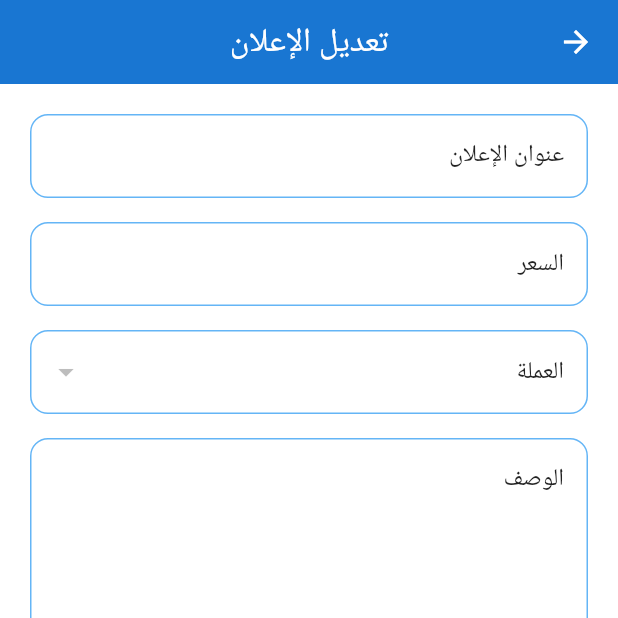
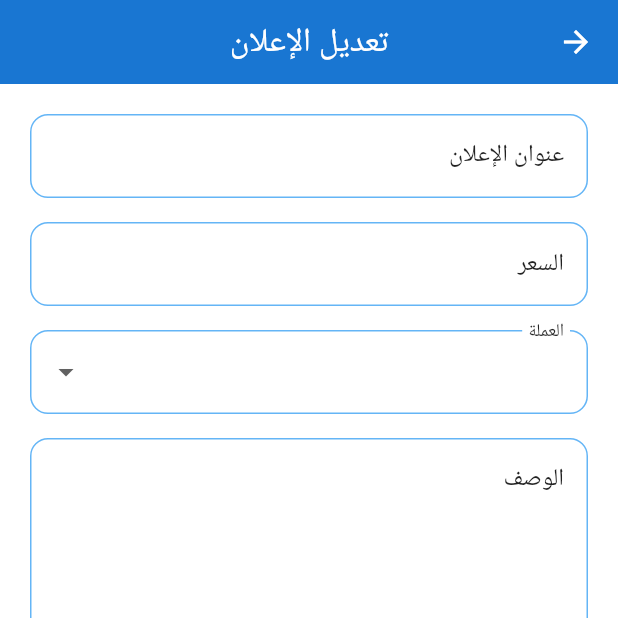
Before and after one commit to hashembadawi/forsa, a Flutter app: the EditAdScreen screen opened directly with empty values, on a phone screen of 412 x 824 dp, the top half of it. Run offline on Flutter 3.47's test engine with Material 3 defaults, Android fonts, the phone set to English and light mode, and no system bars; our stand-ins replace connectivity_plus, flutter_image_compress, image_picker, shared_preferences; accounts and stored records are empty; network calls fail; Roboto replaces fonts that are missing (Arabic).

Commit message:
refactor: update currency handling in ad editing screen for consistency and improved error handling

```diff
--- a/lib/screens/my_ads_screen.dart
+++ b/lib/screens/my_ads_screen.dart
@@ -275,7 +275,7 @@ class _MyAdsScreenState extends State<MyAdsScreen> {
           adId: ad['_id'],
           initialTitle: ad['adTitle'] ?? '',
           initialPrice: ad['price']?.toString() ?? '',
-          initialCurrency: ad['currency'] ?? 'ل.س',
+          initialCurrency: ad['currencyName'] ?? 'ل.س',
           initialDescription: ad['description'] ?? '',
         ),
       ),
--- a/lib/screens/update_ad_screen.dart
+++ b/lib/screens/update_ad_screen.dart
@@ -4,6 +4,7 @@ import 'package:http/http.dart' as http;
 import 'package:shared_preferences/shared_preferences.dart';
 import 'package:connectivity_plus/connectivity_plus.dart';
 
+/// Screen for editing existing advertisements
 class EditAdScreen extends StatefulWidget {
   final String adId;
   final String initialTitle;
@@ -25,119 +26,254 @@ class EditAdScreen extends StatefulWidget {
 }
 
 class _EditAdScreenState extends State<EditAdScreen> {
+  // ========== Constants ==========
+  static const String _baseApiUrl = 'https://sahbo-app-api.onrender.com';
+  static const String _optionsEndpoint = '/api/options';
+  static const String _updateAdEndpoint = '/api/ads/userAds/update';
+
+  // ========== Form Controllers ==========
   late TextEditingController _titleController;
   late TextEditingController _priceController;
   late TextEditingController _descriptionController;
+
+  // ========== State Variables ==========
   bool _isUpdating = false;
+  bool _isLoadingCurrencies = true;
 
-  // Currency data from server
-  List<Map<String, dynamic>> currencies = [];
-  Map<String, dynamic>? selectedCurrency;
-  bool _isLoadingCurrencies = true;
+  // ========== Currency Data ==========
+  List<Map<String, dynamic>> _currencies = [];
+  Map<String, dynamic>? _selectedCurrency;
 
   @override
   void initState() {
     super.initState();
-    _titleController = TextEditingController(text: widget.initialTitle);
-    _priceController = TextEditingController(text: widget.initialPrice);
-    _descriptionController = TextEditingController(text: widget.initialDescription);
+    _initializeControllers();
     _fetchCurrencies();
-  }
-
-  Future<void> _fetchCurrencies() async {
-    setState(() => _isLoadingCurrencies = true);
-    try {
-      final response = await http.get(Uri.parse('https://sahbo-app-api.onrender.com/api/options'));
-      if (response.statusCode == 200) {
-        final data = jsonDecode(response.body);
-        setState(() {
-          currencies = List<Map<String, dynamic>>.from(data['currencies']);
-          // Find the selected currency based on the initial currency
-          selectedCurrency = currencies.firstWhere(
-            (currency) => currency['name'] == widget.initialCurrency,
-            orElse: () => currencies.isNotEmpty ? currencies[0] : {'name': widget.initialCurrency, 'id': null},
-          );
-          _isLoadingCurrencies = false;
-        });
-      } else {
-        setState(() => _isLoadingCurrencies = false);
-      }
-    } catch (e) {
-      setState(() => _isLoadingCurrencies = false);
-    }
   }
 
   @override
   void dispose() {
+    _disposeControllers();
+    super.dispose();
+  }
+
+  // ========== Initialization Methods ==========
+
+  /// Initialize form controllers with initial values
+  void _initializeControllers() {
+    _titleController = TextEditingController(text: widget.initialTitle);
+    _priceController = TextEditingController(text: widget.initialPrice);
+    _descriptionController = TextEditingController(text: widget.initialDescription);
+  }
+
+  /// Dispose form controllers to prevent memory leaks
+  void _disposeControllers() {
     _titleController.dispose();
     _priceController.dispose();
     _descriptionController.dispose();
-    super.dispose();
   }
 
+  // ========== API Methods ==========
+
+  /// Fetch available currencies from the server
+  Future<void> _fetchCurrencies() async {
+    if (!mounted) return;
+
+    setState(() => _isLoadingCurrencies = true);
+
+    try {
+      final response = await _performCurrenciesRequest();
+      await _handleCurrenciesResponse(response);
+    } catch (e) {
+      debugPrint('Error fetching currencies: $e');
+      _handleCurrenciesError();
+    }
+  }
+
+  /// Perform HTTP request to fetch currencies
+  Future<http.Response> _performCurrenciesRequest() async {
+    final uri = Uri.parse('$_baseApiUrl$_optionsEndpoint');
+    return await http.get(uri);
+  }
+
+  /// Handle currencies API response
+  Future<void> _handleCurrenciesResponse(http.Response response) async {
+    if (!mounted) return;
+
+    if (response.statusCode == 200) {
+      final data = jsonDecode(response.body);
+      final currenciesList = List<Map<String, dynamic>>.from(data['currencies'] ?? []);
+
+      setState(() {
+        _currencies = currenciesList;
+        _selectedCurrency = _findInitialCurrency(currenciesList);
+        _isLoadingCurrencies = false;
+      });
+    } else {
+      _handleCurrenciesError();
+    }
+  }
+
+  /// Find the initial currency based on widget parameter
+  Map<String, dynamic> _findInitialCurrency(List<Map<String, dynamic>> currencies) {
+    // First try to find by exact name match
+    for (final currency in currencies) {
+      if (currency['name'] == widget.initialCurrency) {
+        debugPrint('Found currency by name: ${currency['name']}');
+        return currency;
+      }
+    }
+
+    // If not found by exact name, try case-insensitive search
+    for (final currency in currencies) {
+      if (currency['name']?.toString().toLowerCase() == widget.initialCurrency.toLowerCase()) {
+        debugPrint('Found currency by case-insensitive name: ${currency['name']}');
+        return currency;
+      }
+    }
+
+    // If still not found, return first currency or create fallback
+    if (currencies.isNotEmpty) {
+      debugPrint('Currency not found, using first available: ${currencies.first['name']}');
+      return currencies.first;
+    } else {
+      debugPrint('No currencies available, creating fallback for: ${widget.initialCurrency}');
+      return {'name': widget.initialCurrency, 'id': null};
+    }
+  }
+
+  /// Handle currencies fetch error
+  void _handleCurrenciesError() {
+    if (!mounted) return;
+
+    setState(() {
+      _isLoadingCurrencies = false;
+      _selectedCurrency = {'name': widget.initialCurrency, 'id': null};
+    });
+  }
+
+  // ========== Network Connectivity ==========
+
+  /// Check if device has internet connection
   Future<bool> _checkInternetConnectivity() async {
+    try {
       final connectivityResult = await Connectivity().checkConnectivity();
       return connectivityResult != ConnectivityResult.none;
+    } catch (e) {
+      debugPrint('Connectivity check error: $e');
+      return false;
+    }
   }
 
+  // ========== Update Ad Logic ==========
+
+  /// Update advertisement with form data
   Future<void> _updateAd() async {
-    if (_titleController.text.isEmpty ||
-        _priceController.text.isEmpty ||
-        _descriptionController.text.isEmpty) {
-      _showErrorDialog('يرجى ملء جميع الحقول المطلوبة');
-      return;
-    }
+    if (!_validateForm()) return;
 
-    // Check internet connectivity first
-    setState(() => _isUpdating = true);
-
-    final isConnected = await _checkInternetConnectivity();
-    if (!isConnected) {
-      setState(() => _isUpdating = false);
+    if (!await _checkInternetConnectivity()) {
       _showNoInternetDialog();
       return;
     }
 
+    setState(() => _isUpdating = true);
+
     try {
-      final prefs = await SharedPreferences.getInstance();
-      final token = prefs.getString('token') ?? '';
+      await _performUpdateRequest();
+    } catch (e) {
+      debugPrint('Update ad error: $e');
+      _showErrorDialog('حدث خطأ في الاتصال بالخادم');
+    } finally {
+      if (mounted) {
+        setState(() => _isUpdating = false);
+      }
+    }
+  }
+
+  /// Validate form fields
+  bool _validateForm() {
+    final fields = [
+      _titleController.text.trim(),
+      _priceController.text.trim(),
+      _descriptionController.text.trim(),
+    ];
+
+    if (fields.any((field) => field.isEmpty)) {
+      _showErrorDialog('يرجى ملء جميع الحقول المطلوبة');
+      return false;
+    }
+
+    return true;
+  }
+
+  /// Perform the update request
+  Future<void> _performUpdateRequest() async {
+    final token = await _getAuthToken();
+    final requestBody = _buildUpdateRequestBody();
 
     final response = await http.put(
-        Uri.parse('https://sahbo-app-api.onrender.com/api/ads/userAds/update/${widget.adId}'),
-        headers: {
+      Uri.parse('$_baseApiUrl$_updateAdEndpoint/${widget.adId}'),
+      headers: _buildRequestHeaders(token),
+      body: jsonEncode(requestBody),
+    );
+
+    await _handleUpdateResponse(response);
+  }
+
+  /// Get authentication token from shared preferences
+  Future<String> _getAuthToken() async {
+    final prefs = await SharedPreferences.getInstance();
+    return prefs.getString('token') ?? '';
+  }
+
+  /// Build update request body
+  Map<String, dynamic> _buildUpdateRequestBody() {
+    return {
+      'adTitle': _titleController.text.trim(),
+      'price': _priceController.text.trim(),
+      'currencyId': _selectedCurrency?['id'],
+      'currencyName': _selectedCurrency?['name'],
+      'description': _descriptionController.text.trim(),
+    };
+  }
+
+  /// Build request headers
+  Map<String, String> _buildRequestHeaders(String token) {
+    return {
       'Content-Type': 'application/json',
       'Authorization': 'Bearer $token',
-        },
-        body: jsonEncode({
-          'adTitle': _titleController.text,
-          'price': _priceController.text,
-          'currencyId': selectedCurrency?['id'],
-          'currencyName': selectedCurrency?['name'],
-          'description': _descriptionController.text,
-        }),
-      );
+    };
+  }
 
+  /// Handle update response
+  Future<void> _handleUpdateResponse(http.Response response) async {
     if (response.statusCode == 200) {
       _showSuccessDialog();
     } else {
-        _showErrorDialog('فشل في تحديث الإعلان: ${response.body}');
-      }
-    } catch (e) {
-      _showErrorDialog('حدث خطأ في الاتصال بالخادم');
-    } finally {
-      if (mounted) setState(() => _isUpdating = false);
+      final errorMessage = _extractErrorMessage(response);
+      _showErrorDialog(errorMessage);
     }
   }
 
+  /// Extract error message from response
+  String _extractErrorMessage(http.Response response) {
+    try {
+      final responseData = jsonDecode(response.body);
+      return responseData['message'] ?? 'فشل في تحديث الإعلان';
+    } catch (e) {
+      return 'فشل في تحديث الإعلان: رمز الخطأ ${response.statusCode}';
+    }
+  }
+
+  // ========== Dialog Methods ==========
+
+  /// Show success dialog after successful update
   void _showSuccessDialog() {
     showDialog(
       context: context,
       barrierDismissible: false,
       builder: (_) => AlertDialog(
-        shape: RoundedRectangleBorder(
-          borderRadius: BorderRadius.circular(15),
-          side: BorderSide(color: Colors.blue[300]!, width: 1.5),
-        ),
+        shape: _buildDialogShape(),
         backgroundColor: Colors.white,
         title: const Row(
           children: [
@@ -146,13 +282,13 @@ class _EditAdScreenState extends State<EditAdScreen> {
             Text('تم التحديث', style: TextStyle(color: Colors.black87)),
           ],
         ),
-        content: const Text('تم تعديل الإعلان بنجاح.', style: TextStyle(color: Colors.black87)),
+        content: const Text(
+          'تم تعديل الإعلان بنجاح.',
+          style: TextStyle(color: Colors.black87),
+        ),
         actions: [
           TextButton(
-            onPressed: () {
-              Navigator.of(context).pop();
-              Navigator.of(context).pop(true);
-            },
+            onPressed: _handleSuccessDialogClose,
             child: const Text('موافق', style: TextStyle(color: Colors.blue)),
           ),
         ],
@@ -160,14 +296,18 @@ class _EditAdScreenState extends State<EditAdScreen> {
     );
   }
 
+  /// Handle success dialog close action
+  void _handleSuccessDialogClose() {
+    Navigator.of(context).pop(); // Close dialog
+    Navigator.of(context).pop(true); // Return to previous screen with success result
+  }
+
+  /// Show error dialog with message
   void _showErrorDialog(String message) {
     showDialog(
       context: context,
       builder: (_) => AlertDialog(
-        shape: RoundedRectangleBorder(
-          borderRadius: BorderRadius.circular(15),
-          side: BorderSide(color: Colors.blue[300]!, width: 1.5),
-        ),
+        shape: _buildDialogShape(),
         backgroundColor: Colors.white,
         title: const Row(
           children: [
@@ -176,7 +316,10 @@ class _EditAdScreenState extends State<EditAdScreen> {
             Text('خطأ', style: TextStyle(color: Colors.black87)),
           ],
         ),
-        content: Text(message, style: TextStyle(color: Colors.black87)),
+        content: Text(
+          message,
+          style: const TextStyle(color: Colors.black87),
+        ),
         actions: [
           TextButton(
             onPressed: () => Navigator.of(context).pop(),
@@ -187,19 +330,17 @@ class _EditAdScreenState extends State<EditAdScreen> {
     );
   }
 
+  /// Show no internet connection dialog
   void _showNoInternetDialog() {
     showDialog(
       context: context,
       builder: (_) => AlertDialog(
-        shape: RoundedRectangleBorder(
-          borderRadius: BorderRadius.circular(15),
-          side: BorderSide(color: Colors.blue[300]!, width: 1.5),
-        ),
+        shape: _buildDialogShape(),
         backgroundColor: Colors.white,
-        title: Row(
+        title: const Row(
           children: [
             Icon(Icons.wifi_off, color: Colors.orange),
-            const SizedBox(width: 10),
+            SizedBox(width: 10),
             Expanded(
               child: Text(
                 'لا يوجد اتصال بالإنترنت',
@@ -221,7 +362,7 @@ class _EditAdScreenState extends State<EditAdScreen> {
           TextButton(
             onPressed: () {
               Navigator.of(context).pop();
-              _updateAd(); // Retry the update
+              _updateAd();
             },
             child: const Text('إعادة المحاولة', style: TextStyle(color: Colors.blue)),
           ),
@@ -230,13 +371,31 @@ class _EditAdScreenState extends State<EditAdScreen> {
     );
   }
 
+  /// Build consistent dialog shape
+  RoundedRectangleBorder _buildDialogShape() {
+    return RoundedRectangleBorder(
+      borderRadius: BorderRadius.circular(15),
+      side: BorderSide(color: Colors.blue[300]!, width: 1.5),
+    );
+  }
+
+  // ========== Widget Build Methods ==========
+
   @override
   Widget build(BuildContext context) {
     return Directionality(
       textDirection: TextDirection.rtl,
       child: Scaffold(
         backgroundColor: Colors.white,
-        appBar: AppBar(
+        appBar: _buildAppBar(),
+        body: _buildBody(),
+      ),
+    );
+  }
+
+  /// Build the app bar
+  PreferredSizeWidget _buildAppBar() {
+    return AppBar(
       title: const Text('تعديل الإعلان'),
       centerTitle: true,
       backgroundColor: Colors.blue[700],
@@ -246,68 +405,104 @@ class _EditAdScreenState extends State<EditAdScreen> {
         icon: const Icon(Icons.arrow_back),
         onPressed: () => Navigator.of(context).pop(),
       ),
-        ),
-        body: SingleChildScrollView(
+    );
+  }
+
+  /// Build the main body content
+  Widget _buildBody() {
+    return SingleChildScrollView(
       padding: const EdgeInsets.all(20),
       child: Column(
         children: [
-              TextFormField(
+          _buildTitleField(),
+          const SizedBox(height: 16),
+          _buildPriceField(),
+          const SizedBox(height: 16),
+          _buildCurrencyField(),
+          const SizedBox(height: 16),
+          _buildDescriptionField(),
+          const SizedBox(height: 24),
+          _buildUpdateButton(),
+        ],
+      ),
+    );
+  }
+
+  /// Build title input field
+  Widget _buildTitleField() {
+    return TextFormField(
       controller: _titleController,
-                style: TextStyle(color: Colors.black87),
-                decoration: InputDecoration(
-                  labelText: 'عنوان الإعلان',
-                  labelStyle: TextStyle(color: Colors.black87),
-                  border: OutlineInputBorder(
-                    borderRadius: BorderRadius.circular(12),
-                    borderSide: BorderSide(color: Colors.blue[300]!),
-                  ),
-                  enabledBorder: OutlineInputBorder(
-                    borderRadius: BorderRadius.circular(12),
-                    borderSide: BorderSide(color: Colors.blue[300]!),
-                  ),
-                  focusedBorder: OutlineInputBorder(
-                    borderRadius: BorderRadius.circular(12),
-                    borderSide: BorderSide(color: Colors.blue[700]!, width: 2),
-                  ),
-                ),
+      style: const TextStyle(color: Colors.black87),
+      decoration: _buildInputDecoration('عنوان الإعلان'),
       validator: (value) {
         if (value == null || value.isEmpty) {
           return 'يرجى إدخال عنوان الإعلان';
         }
         return null;
       },
-              ),
-              const SizedBox(height: 16),
-              TextFormField(
+    );
+  }
+
+  /// Build price input field
+  Widget _buildPriceField() {
+    return TextFormField(
       controller: _priceController,
       keyboardType: TextInputType.number,
-                style: TextStyle(color: Colors.black87),
-                decoration: InputDecoration(
-                  labelText: 'السعر',
-                  labelStyle: TextStyle(color: Colors.black87),
-                  border: OutlineInputBorder(
-                    borderRadius: BorderRadius.circular(12),
-                    borderSide: BorderSide(color: Colors.blue[300]!),
-                  ),
-                  enabledBorder: OutlineInputBorder(
-                    borderRadius: BorderRadius.circular(12),
-                    borderSide: BorderSide(color: Colors.blue[300]!),
-                  ),
-                  focusedBorder: OutlineInputBorder(
-                    borderRadius: BorderRadius.circular(12),
-                    borderSide: BorderSide(color: Colors.blue[700]!, width: 2),
-                  ),
-                ),
+      style: const TextStyle(color: Colors.black87),
+      decoration: _buildInputDecoration('السعر'),
       validator: (value) {
         if (value == null || value.isEmpty) {
           return 'يرجى إدخال السعر';
         }
         return null;
       },
+    );
+  }
+
+  /// Build currency selection field
+  Widget _buildCurrencyField() {
+    if (_isLoadingCurrencies) {
+      return _buildCurrencyLoadingWidget();
+    }
+
+    // Ensure the selected currency is in the dropdown list
+    final allCurrencies = List<Map<String, dynamic>>.from(_currencies);
+
+    // Check if the selected currency exists in the list
+    final bool currencyExists = allCurrencies.any(
+      (currency) => currency['name'] == _selectedCurrency?['name']
+    );
+
+    // If the selected currency doesn't exist in the list, add it
+    if (!currencyExists && _selectedCurrency != null) {
+      allCurrencies.insert(0, _selectedCurrency!);
+    }
+
+    return DropdownButtonFormField<Map<String, dynamic>>(
+      value: _selectedCurrency,
+      decoration: _buildInputDecoration('العملة'),
+      items: allCurrencies.map((currency) {
+        return DropdownMenuItem(
+          value: currency,
+          child: Text(
+            currency['name'] ?? '',
+            style: const TextStyle(color: Colors.black87),
           ),
-              const SizedBox(height: 16),
-              _isLoadingCurrencies
-                  ? Container(
+        );
+      }).toList(),
+      onChanged: (value) {
+        setState(() => _selectedCurrency = value);
+      },
+      hint: Text(
+        'اختر العملة',
+        style: TextStyle(color: Colors.grey[600]),
+      ),
+    );
+  }
+
+  /// Build currency loading widget
+  Widget _buildCurrencyLoadingWidget() {
+    return Container(
       padding: const EdgeInsets.all(16),
       decoration: BoxDecoration(
         border: Border.all(color: Colors.blue[300]!),
@@ -315,8 +510,11 @@ class _EditAdScreenState extends State<EditAdScreen> {
       ),
       child: Row(
         children: [
-                          Text('العملة', style: TextStyle(color: Colors.black87)),
-                          Spacer(),
+          Text(
+            'العملة: ${widget.initialCurrency}',
+            style: const TextStyle(color: Colors.black87),
+          ),
+          const Spacer(),
           SizedBox(
             height: 20,
             width: 20,
@@ -327,64 +525,28 @@ class _EditAdScreenState extends State<EditAdScreen> {
           ),
         ],
       ),
-                    )
-                  : DropdownButtonFormField<Map<String, dynamic>>(
-                      value: selectedCurrency,
-                      decoration: InputDecoration(
-                        labelText: 'العملة',
-                        labelStyle: TextStyle(color: Colors.black87),
-                        border: OutlineInputBorder(
-                          borderRadius: BorderRadius.circular(12),
-                          borderSide: BorderSide(color: Colors.blue[300]!),
-                        ),
-                        enabledBorder: OutlineInputBorder(
-                          borderRadius: BorderRadius.circular(12),
-                          borderSide: BorderSide(color: Colors.blue[300]!),
-                        ),
-                        focusedBorder: OutlineInputBorder(
-                          borderRadius: BorderRadius.circular(12),
-                          borderSide: BorderSide(color: Colors.blue[700]!, width: 2),
-                        ),
-                      ),
-                      items: currencies
-                          .map((currency) => DropdownMenuItem(
-                        value: currency,
-                        child: Text(currency['name'], style: TextStyle(color: Colors.black87)),
-                      ))
-                          .toList(),
-                      onChanged: (val) => setState(() => selectedCurrency = val),
-                    ),
-              const SizedBox(height: 16),
-              TextFormField(
+    );
+  }
+
+  /// Build description input field
+  Widget _buildDescriptionField() {
+    return TextFormField(
       controller: _descriptionController,
       maxLines: 5,
-                style: TextStyle(color: Colors.black87),
-                decoration: InputDecoration(
-                  labelText: 'الوصف',
-                  labelStyle: TextStyle(color: Colors.black87),
-                  border: OutlineInputBorder(
-                    borderRadius: BorderRadius.circular(12),
-                    borderSide: BorderSide(color: Colors.blue[300]!),
-                  ),
-                  enabledBorder: OutlineInputBorder(
-                    borderRadius: BorderRadius.circular(12),
-                    borderSide: BorderSide(color: Colors.blue[300]!),
-                  ),
-                  focusedBorder: OutlineInputBorder(
-                    borderRadius: BorderRadius.circular(12),
-                    borderSide: BorderSide(color: Colors.blue[700]!, width: 2),
-                  ),
-                  alignLabelWithHint: true,
-                ),
+      style: const TextStyle(color: Colors.black87),
+      decoration: _buildInputDecoration('الوصف', alignLabelWithHint: true),
       validator: (value) {
         if (value == null || value.isEmpty) {
           return 'يرجى إدخال الوصف';
         }
         return null;
       },
-              ),
-              const SizedBox(height: 24),
-              SizedBox(
+    );
+  }
+
+  /// Build update button
+  Widget _buildUpdateButton() {
+    return SizedBox(
       width: double.infinity,
       height: 50,
       child: ElevatedButton(
@@ -399,13 +561,37 @@ class _EditAdScreenState extends State<EditAdScreen> {
         ),
         child: _isUpdating
             ? const CircularProgressIndicator(color: Colors.white)
-                      : const Text('حفظ التعديلات', style: TextStyle(fontSize: 16)),
-                ),
-              ),
-            ],
-          ),
+            : const Text(
+                'حفظ التعديلات',
+                style: TextStyle(fontSize: 16),
               ),
       ),
     );
   }
+
+  // ========== Helper Methods ==========
+
+  /// Build consistent input decoration for form fields
+  InputDecoration _buildInputDecoration(
+    String labelText, {
+    bool alignLabelWithHint = false,
+  }) {
+    return InputDecoration(
+      labelText: labelText,
+      labelStyle: const TextStyle(color: Colors.black87),
+      alignLabelWithHint: alignLabelWithHint,
+      border: OutlineInputBorder(
+        borderRadius: BorderRadius.circular(12),
+        borderSide: BorderSide(color: Colors.blue[300]!),
+      ),
+      enabledBorder: OutlineInputBorder(
+        borderRadius: BorderRadius.circular(12),
+        borderSide: BorderSide(color: Colors.blue[300]!),
+      ),
+      focusedBorder: OutlineInputBorder(
+        borderRadius: BorderRadius.circular(12),
+        borderSide: BorderSide(color: Colors.blue[700]!, width: 2),
+      ),
+    );
   }
+}
```
Lines whose indentation alone changed are shown as unchanged.
